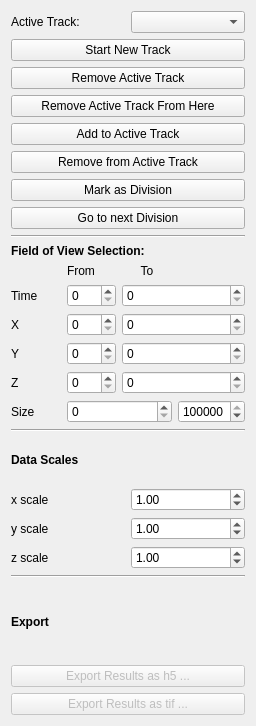
First picture: the form in ilastik/applets/tracking/manual/drawer.ui, repository ilastik/ilastik, before the edit.
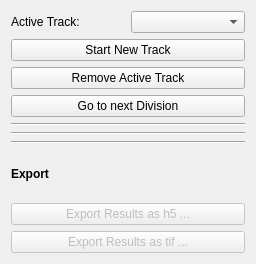
Second picture: the form after the edit.

Commit message: added automatic subtracking by overlap

Diff of the .ui file:
```diff
--- a/ilastik/applets/tracking/manual/drawer.ui
+++ b/ilastik/applets/tracking/manual/drawer.ui
@@ -7,7 +7,7 @@
     <x>0</x>
     <y>0</y>
     <width>256</width>
-    <height>726</height>
+    <height>264</height>
    </rect>
   </property>
   <property name="sizePolicy">
@@ -62,34 +62,6 @@
        </property>
       </widget>
      </item>
-     <item>
-      <widget class="QPushButton" name="delSubtrack">
-       <property name="text">
-        <string>Remove Active Track From Here</string>
-       </property>
-      </widget>
-     </item>
-     <item>
-      <widget class="QPushButton" name="addToTrack">
-       <property name="text">
-        <string>Add to Active Track</string>
-       </property>
-      </widget>
-     </item>
-     <item>
-      <widget class="QPushButton" name="delFromTrack">
-       <property name="text">
-        <string>Remove from Active Track</string>
-       </property>
-      </widget>
-     </item>
-     <item>
-      <widget class="QPushButton" name="pushButton">
-       <property name="text">
-        <string>Mark as Division</string>
-       </property>
-      </widget>
-     </item>
      <item>
       <widget class="QPushButton" name="pushButton_2">
        <property name="text">
@@ -106,126 +78,6 @@
      </property>
     </widget>
    </item>
-   <item>
-    <layout class="QVBoxLayout" name="verticalLayout_3">
-     <item>
-      <widget class="QLabel" name="label_12">
-       <property name="font">
-        <font>
-         <weight>75</weight>
-         <bold>true</bold>
-        </font>
-       </property>
-       <property name="toolTip">
-        <string>&lt;html&gt;&lt;head/&gt;&lt;body&gt;&lt;p&gt;&lt;span style=&quot; font-weight:400;&quot;&gt;Field of view selection.&lt;/span&gt;&lt;/p&gt;&lt;/body&gt;&lt;/html&gt;</string>
-       </property>
-       <property name="text">
-        <string>Field of View Selection:</string>
-       </property>
-      </widget>
-     </item>
-     <item>
-      <layout class="QGridLayout" name="gridLayout_3">
-       <item row="0" column="1">
-        <widget class="QLabel" name="label_13">
-         <property name="text">
-          <string>From</string>
-         </property>
-        </widget>
-       </item>
-       <item row="0" column="2">
-        <widget class="QLabel" name="label_14">
-         <property name="text">
-          <string>To</string>
-         </property>
-         <property name="alignment">
-          <set>Qt::AlignCenter</set>
-         </property>
-        </widget>
-       </item>
-       <item row="1" column="0">
-        <widget class="QLabel" name="label_15">
-         <property name="text">
-          <string>Time</string>
-         </property>
-        </widget>
-       </item>
-       <item row="1" column="1">
-        <widget class="QSpinBox" name="from_time"/>
-       </item>
-       <item row="2" column="0">
-        <widget class="QLabel" name="label_16">
-         <property name="text">
-          <string>X</string>
-         </property>
-        </widget>
-       </item>
-       <item row="2" column="1">
-        <widget class="QSpinBox" name="from_x"/>
-       </item>
-       <item row="3" column="0">
-        <widget class="QLabel" name="label_17">
-         <property name="text">
-          <string>Y</string>
-         </property>
-        </widget>
-       </item>
-       <item row="3" column="1">
-        <widget class="QSpinBox" name="from_y"/>
-       </item>
-       <item row="3" column="2" colspan="2">
-        <widget class="QSpinBox" name="to_y"/>
-       </item>
-       <item row="4" column="0">
-        <widget class="QLabel" name="label_18">
-         <property name="text">
-          <string>Z</string>
-         </property>
-        </widget>
-       </item>
-       <item row="4" column="1">
-        <widget class="QSpinBox" name="from_z"/>
-       </item>
-       <item row="4" column="2" colspan="2">
-        <widget class="QSpinBox" name="to_z"/>
-       </item>
-       <item row="5" column="3">
-        <widget class="QSpinBox" name="to_size">
-         <property name="maximum">
-          <number>100000</number>
-         </property>
-         <property name="value">
-          <number>100000</number>
-         </property>
-        </widget>
-       </item>
-       <item row="2" column="2" colspan="2">
-        <widget class="QSpinBox" name="to_x"/>
-       </item>
-       <item row="1" column="2" colspan="2">
-        <widget class="QSpinBox" name="to_time"/>
-       </item>
-       <item row="5" column="0">
-        <widget class="QLabel" name="label_19">
-         <property name="toolTip">
-          <string>&lt;html&gt;&lt;head/&gt;&lt;body&gt;&lt;p&gt;Only track objects with sizes within the given range.&lt;/p&gt;&lt;/body&gt;&lt;/html&gt;</string>
-         </property>
-         <property name="text">
-          <string>Size</string>
-         </property>
-        </widget>
-       </item>
-       <item row="5" column="1" colspan="2">
-        <widget class="QSpinBox" name="from_size">
-         <property name="maximum">
-          <number>100000</number>
-         </property>
-        </widget>
-       </item>
-      </layout>
-     </item>
-    </layout>
-   </item>
    <item>
     <widget class="Line" name="line_2">
      <property name="orientation">
@@ -233,72 +85,6 @@
      </property>
     </widget>
    </item>
-   <item>
-    <layout class="QVBoxLayout" name="verticalLayout_2">
-     <item>
-      <widget class="QLabel" name="label_8">
-       <property name="font">
-        <font>
-         <weight>75</weight>
-         <bold>true</bold>
-        </font>
-       </property>
-       <property name="toolTip">
-        <string>&lt;html&gt;&lt;head/&gt;&lt;body&gt;&lt;p&gt;&lt;span style=&quot; font-weight:400;&quot;&gt;Configure here the scales of the dimensions. For instance, if the resolution of the pixels is (dx,dy,dz) = (1µm,0.8µm,0.5µm), then the scales to enter should be (x,y,z)=(1,1.25,2).&lt;/span&gt;&lt;/p&gt;&lt;/body&gt;&lt;/html&gt;</string>
-       </property>
-       <property name="text">
-        <string>Data Scales</string>
-       </property>
-      </widget>
-     </item>
-     <item>
-      <layout class="QGridLayout" name="gridLayout">
-       <item row="1" column="0">
-        <widget class="QLabel" name="label_10">
-         <property name="text">
-          <string>y scale</string>
-         </property>
-        </widget>
-       </item>
-       <item row="2" column="0">
-        <widget class="QLabel" name="label_11">
-         <property name="text">
-          <string>z scale</string>
-         </property>
-        </widget>
-       </item>
-       <item row="0" column="0">
-        <widget class="QLabel" name="label_9">
-         <property name="text">
-          <string>x scale</string>
-         </property>
-        </widget>
-       </item>
-       <item row="0" column="1">
-        <widget class="QDoubleSpinBox" name="x_scale">
-         <property name="value">
-          <double>1.000000000000000</double>
-         </property>
-        </widget>
-       </item>
-       <item row="1" column="1">
-        <widget class="QDoubleSpinBox" name="y_scale">
-         <property name="value">
-          <double>1.000000000000000</double>
-         </property>
-        </widget>
-       </item>
-       <item row="2" column="1">
-        <widget class="QDoubleSpinBox" name="z_scale">
-         <property name="value">
-          <double>1.000000000000000</double>
-         </property>
-        </widget>
-       </item>
-      </layout>
-     </item>
-    </layout>
-   </item>
    <item>
     <widget class="Line" name="line_3">
      <property name="orientation">
```
Left out of the diff: 13 changed lines with no effect on the pictures. The commit also changes 2 other files.
